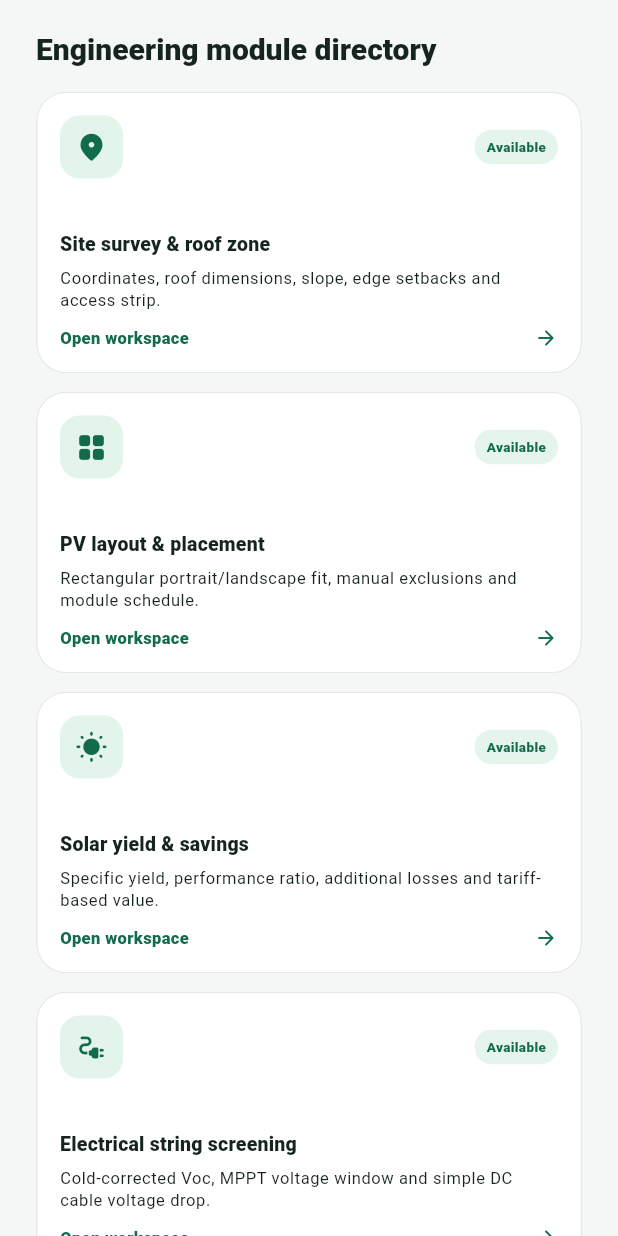
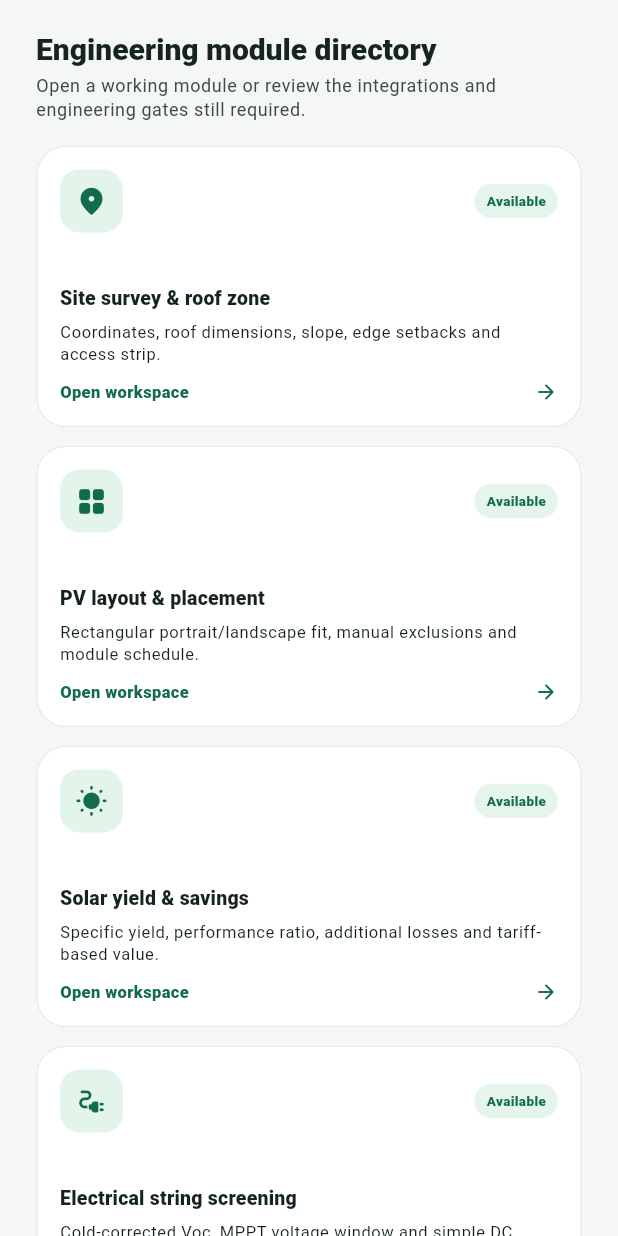
Before and after one commit to VEERA0007/GenSolar-Pro-Engineering-Next, a Flutter app: the WorkspacesScreen widget shown alone on an empty page, opened directly, on a phone screen of 412 x 824 dp. Run offline on Flutter 3.47's test engine with Material 3 defaults, Android fonts, the phone set to English and light mode, and no system bars; our stand-ins replace file_picker, flutter_riverpod, material_ui, shared_preferences; missing offline and left inert: file_saver; accounts and stored records are empty.

Commit message:
Fix Dart analysis errors and align widgets with Riverpod 3

```diff
--- a/lib/app/gensolar_app.dart
+++ b/lib/app/gensolar_app.dart
@@ -19,7 +19,6 @@ class GenSolarApp extends StatelessWidget {
         title: 'GenSolar Pro Engineering',
         debugShowCheckedModeBanner: false,
         theme: GenSolarTheme.light(),
-        builder: (context, child) => MaterialUiCompatibilityBridge(child: child ?? const SizedBox.shrink()),
         home: const _ApplicationShell(),
       );
 }
@@ -70,7 +69,7 @@ class _ApplicationShellState extends ConsumerState<_ApplicationShell> {
     final width = MediaQuery.sizeOf(context).width;
     final desktop = width >= 1120;
     final tablet = width >= 760 && width < 1120;
-    final projectItems = projects.valueOrNull ?? const [];
+    final projectItems = projects.value ?? const [];
     SolarProject? selectedProject;
     for (final item in projectItems) {
       if (item.id == activeProjectId) { selectedProject = item; break; }
--- a/lib/features/calculator/pv_calculator_screen.dart
+++ b/lib/features/calculator/pv_calculator_screen.dart
@@ -176,14 +176,14 @@ class _NumberInput extends StatelessWidget {
   const _NumberInput({required this.label, required this.controller, required this.onChanged, this.optional = false});
   final String label;
   final TextEditingController controller;
-  final ValueChanged<String> onChanged;
+  final VoidCallback onChanged;
   final bool optional;
 
   @override
   Widget build(BuildContext context) => TextField(
         controller: controller,
         keyboardType: const TextInputType.numberWithOptions(decimal: true),
-        onChanged: onChanged,
+        onChanged: (_) => onChanged(),
         decoration: InputDecoration(labelText: optional ? '$label (optional)' : label),
       );
 }
--- a/lib/features/engineering/advanced_engineering_screen.dart
+++ b/lib/features/engineering/advanced_engineering_screen.dart
@@ -67,7 +67,7 @@ class _AdvancedEngineeringScreenState extends ConsumerState<AdvancedEngineeringS
   void _calculate(){setState((){_error=null;try{_result=_selected.calculate(_values(_selected));}on Object catch(e){_result=null;_error=e.toString().replaceFirst('Invalid argument(s): ','');}});}
 
   void _useProjectInputs() {
-    final project = ref.read(activeProjectProvider).valueOrNull;
+    final project = ref.read(activeProjectProvider).value;
     if (project == null) {
       ScaffoldMessenger.of(context).showSnackBar(const SnackBar(content: Text('Create or select a project first.')));
       return;
@@ -118,7 +118,7 @@ class _AdvancedEngineeringScreenState extends ConsumerState<AdvancedEngineeringS
   }
 
   Future<void> _saveToProject() async {
-    final active=ref.read(activeProjectProvider).valueOrNull;
+    final active=ref.read(activeProjectProvider).value;
     if(_result==null)return;
     if(active==null){if(mounted)ScaffoldMessenger.of(context).showSnackBar(const SnackBar(content:Text('Select or create an active project before saving this calculation.')));return;}
     setState(()=>_saving=true);
@@ -141,7 +141,7 @@ class _AdvancedEngineeringScreenState extends ConsumerState<AdvancedEngineeringS
   }
 
   @override Widget build(BuildContext context){
-    final active=ref.watch(activeProjectProvider).valueOrNull;
+    final active=ref.watch(activeProjectProvider).value;
     final groups=<String,List<_CalcSpec>>{};for(final c in _calculators){groups.putIfAbsent(c.group,()=>[]).add(c);}
     return Scaffold(
       appBar:AppBar(title:const Text('Advanced engineering library'),actions:[if(active!=null)Padding(padding:const EdgeInsets.only(right:12),child:Center(child:Chip(avatar:const Icon(Icons.folder_copy_outlined,size:16),label:Text(active.name,overflow:TextOverflow.ellipsis))))]),
--- a/lib/features/workspaces/workspaces_screen.dart
+++ b/lib/features/workspaces/workspaces_screen.dart
@@ -61,7 +61,9 @@ class WorkspacesScreen extends ConsumerWidget {
                   physics: const NeverScrollableScrollPhysics(),
                   itemCount: _workspaces.length,
                   gridDelegate: SliverGridDelegateWithFixedCrossAxisCount(crossAxisCount: columns, crossAxisSpacing: 12, mainAxisSpacing: 12, mainAxisExtent: 188),
-                  itemBuilder: (context, index) => _WorkspaceCard(workspace: _workspaces[index], onTap: () {
+                  itemBuilder: (context, index) {
+                    final workspace = _workspaces[index];
+                    return _WorkspaceCard(workspace: workspace, onTap: () {
                     if (workspace.title == 'Advanced engineering library') {
                       Navigator.of(context).push(MaterialPageRoute<void>(builder: (_) => const AdvancedEngineeringScreen()));
                     } else if (workspace.tab != null) {
@@ -78,7 +80,8 @@ class WorkspacesScreen extends ConsumerWidget {
                         actions: [TextButton(onPressed: () => Navigator.pop(dialogContext), child: const Text('Close'))],
                       ));
                     }
-                  }),
+                    });
+                  },
                 );
               }),
               const SizedBox(height: 16),
--- a/lib/shared/widgets/section_heading.dart
+++ b/lib/shared/widgets/section_heading.dart
@@ -1,18 +1,44 @@
 import 'package:material_ui/material_ui.dart';
 
 class SectionHeading extends StatelessWidget {
-  const SectionHeading({required this.title, this.action, super.key});
+  const SectionHeading({
+    required this.title,
+    this.subtitle,
+    this.action,
+    super.key,
+  });
+
   final String title;
+  final String? subtitle;
   final Widget? action;
 
   @override
   Widget build(BuildContext context) => Row(
+        crossAxisAlignment: CrossAxisAlignment.center,
         children: [
           Expanded(
-            child: Text(title,
-                style: Theme.of(context).textTheme.titleLarge?.copyWith(
-                      fontWeight: FontWeight.w800,
-                    )),
+            child: Column(
+              crossAxisAlignment: CrossAxisAlignment.start,
+              mainAxisSize: MainAxisSize.min,
+              children: [
+                Text(
+                  title,
+                  style: Theme.of(context).textTheme.titleLarge?.copyWith(
+                        fontWeight: FontWeight.w800,
+                      ),
+                ),
+                if (subtitle != null && subtitle!.trim().isNotEmpty) ...[
+                  const SizedBox(height: 4),
+                  Text(
+                    subtitle!,
+                    style: Theme.of(context).textTheme.bodySmall?.copyWith(
+                          color: Theme.of(context).colorScheme.onSurfaceVariant,
+                          height: 1.35,
+                        ),
+                  ),
+                ],
+              ],
+            ),
           ),
           if (action != null) action!,
         ],
```
Also changed, not shown: lib/features/engineering/engineering_workspace_screen.dart (+5 -5 lines), 2 other files.
